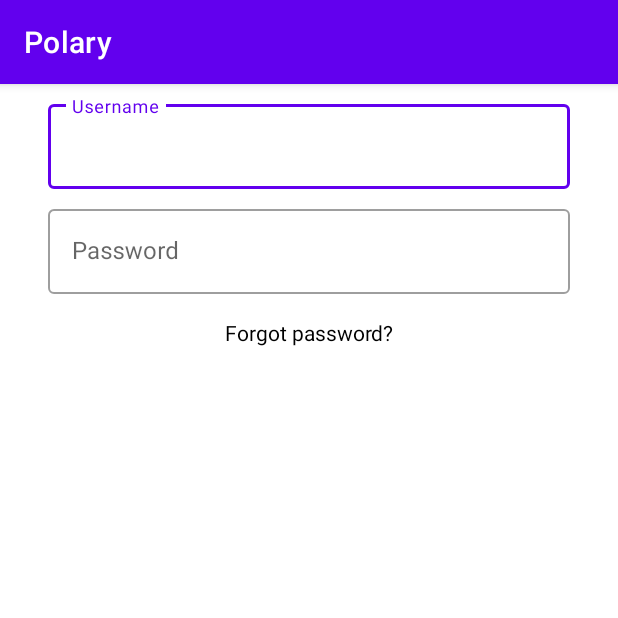
After one commit to nhatminhtrieu/Polary, an Android app built with Jetpack Compose: the LoginActivity screen opened directly, with no data from a screen before it, on a phone screen of 412 x 824 dp, the top half of it. The commit adds this screen. Run offline under Robolectric (Android 15) with nearby library versions, the phone set to English and light mode, and no system bars.

Commit message:
POL-13 initialize Material Design

```diff
--- a/app/build.gradle.kts
+++ b/app/build.gradle.kts
@@ -59,6 +59,11 @@ dependencies {
     implementation(libs.androidx.ui.graphics)
     implementation(libs.androidx.ui.tooling.preview)
     implementation(libs.androidx.material3)
+    implementation(libs.androidx.appcompat)
+    implementation(libs.material)
+    implementation(libs.androidx.activity)
+    implementation(libs.androidx.constraintlayout)
+    implementation(libs.play.services.base)
     testImplementation(libs.junit)
     androidTestImplementation(libs.androidx.junit)
     androidTestImplementation(libs.androidx.espresso.core)
@@ -66,4 +71,5 @@ dependencies {
     androidTestImplementation(libs.androidx.ui.test.junit4)
     debugImplementation(libs.androidx.ui.tooling)
     debugImplementation(libs.androidx.ui.test.manifest)
+
 }
--- /dev/null
+++ b/app/src/main/java/com/example/polary/LoginActivity.kt
@@ -0,0 +1,23 @@
+package com.example.polary
+
+import android.os.Bundle
+import androidx.appcompat.app.AppCompatActivity
+import androidx.core.widget.addTextChangedListener
+import com.google.android.material.textfield.TextInputEditText
+
+class LoginActivity : AppCompatActivity() {
+    private lateinit var usernameEditText: TextInputEditText
+
+    override fun onCreate(savedInstanceState: Bundle?) {
+        super.onCreate(savedInstanceState)
+        setContentView(R.layout.activity_login)
+
+        usernameEditText = findViewById(R.id.username)
+
+        // Set up any necessary listeners here. For example:
+        usernameEditText.addTextChangedListener { text ->
+            // This block will be called whenever the text changes.
+            // 'text' is the new text in the EditText.
+        }
+    }
+}
--- /dev/null
+++ b/app/src/main/res/layout/activity_login.xml
@@ -0,0 +1,138 @@
+<?xml version="1.0" encoding="utf-8"?>
+<androidx.constraintlayout.widget.ConstraintLayout xmlns:android="http://schemas.android.com/apk/res/android"
+    xmlns:app="http://schemas.android.com/apk/res-auto"
+    android:id="@+id/main"
+    android:layout_width="match_parent"
+    android:layout_height="match_parent">
+
+    <com.google.android.material.textfield.TextInputLayout
+        android:id="@+id/username_layout"
+        style="@style/Widget.MaterialComponents.TextInputLayout.OutlinedBox"
+        android:layout_width="match_parent"
+        android:layout_height="wrap_content"
+        android:layout_marginStart="@dimen/default_margin_start"
+        android:layout_marginTop="8dp"
+        android:layout_marginEnd="@dimen/default_margin_end"
+        app:layout_constraintEnd_toEndOf="parent"
+        app:layout_constraintStart_toStartOf="parent"
+        app:layout_constraintTop_toTopOf="parent"
+        android:hint="Username">
+
+        <com.google.android.material.textfield.TextInputEditText
+            android:id="@+id/username"
+            android:layout_width="match_parent"
+            android:layout_height="wrap_content" />
+
+    </com.google.android.material.textfield.TextInputLayout>
+
+    <com.google.android.material.textfield.TextInputLayout
+        android:id="@+id/password_layout"
+        style="@style/Widget.MaterialComponents.TextInputLayout.OutlinedBox"
+        android:layout_width="match_parent"
+        android:layout_height="wrap_content"
+        android:layout_marginStart="@dimen/default_margin_start"
+        android:layout_marginTop="8dp"
+        android:layout_marginEnd="@dimen/default_margin_end"
+        app:layout_constraintEnd_toEndOf="parent"
+        app:layout_constraintStart_toStartOf="parent"
+        app:layout_constraintTop_toBottomOf="@id/username_layout"
+        android:hint="Password">
+
+        <com.google.android.material.textfield.TextInputEditText
+            android:id="@+id/password"
+            android:layout_width="match_parent"
+            android:layout_height="wrap_content"
+            android:inputType="textPassword" />
+
+    </com.google.android.material.textfield.TextInputLayout>
+
+    <com.google.android.material.textview.MaterialTextView
+        android:id="@+id/forgot_password"
+        android:layout_width="wrap_content"
+        android:layout_height="wrap_content"
+        android:layout_marginStart="@dimen/small_margin"
+        android:layout_marginTop="@dimen/small_margin"
+        android:layout_marginEnd="@dimen/small_margin"
+        android:text="Forgot password?"
+        android:textColor="#000000"
+        app:layout_constraintEnd_toEndOf="parent"
+        app:layout_constraintHorizontal_bias="0.5"
+        app:layout_constraintStart_toStartOf="parent"
+        app:layout_constraintTop_toBottomOf="@id/password_layout" />
+
+<!--    <Button-->
+<!--        android:id="@+id/login"-->
+<!--        android:layout_width="0dp"-->
+<!--        android:layout_height="wrap_content"-->
+<!--        android:layout_marginStart="@dimen/default_margin_start"-->
+<!--        android:layout_marginEnd="@dimen/default_margin_end"-->
+<!--        android:layout_marginBottom="@dimen/default_margin_bottom"-->
+<!--        android:text="Login"-->
+<!--        app:layout_constraintBottom_toBottomOf="@id/or"-->
+<!--        app:layout_constraintEnd_toEndOf="parent"-->
+<!--        app:layout_constraintStart_toStartOf="parent" />-->
+
+<!--    <TextView-->
+<!--        android:id="@+id/or"-->
+<!--        android:layout_width="wrap_content"-->
+<!--        android:layout_height="wrap_content"-->
+<!--        android:layout_marginStart="@dimen/small_margin"-->
+<!--        android:layout_marginTop="@dimen/small_margin"-->
+<!--        android:layout_marginEnd="@dimen/small_margin"-->
+<!--        android:layout_marginBottom="@dimen/small_margin"-->
+<!--        android:text="OR"-->
+<!--        android:textColor="#000000"-->
+<!--        app:layout_constraintBottom_toTopOf="@+id/GoogleLogin"-->
+<!--        app:layout_constraintEnd_toEndOf="parent"-->
+<!--        app:layout_constraintHorizontal_bias="0.5"-->
+<!--        app:layout_constraintStart_toStartOf="parent"-->
+<!--        app:layout_constraintTop_toBottomOf="@id/login" />-->
+
+<!--    <Button-->
+<!--        android:id="@+id/GoogleLogin"-->
+<!--        android:layout_width="0dp"-->
+<!--        android:layout_height="wrap_content"-->
+<!--        android:layout_marginStart="@dimen/default_margin_start"-->
+
+<!--        android:layout_marginEnd="@dimen/default_margin_end"-->
+<!--        android:layout_marginBottom="@dimen/default_margin_bottom"-->
+<!--        android:text="Continue with Google"-->
+<!--        app:layout_constraintBottom_toBottomOf="@id/signup"-->
+<!--        app:layout_constraintEnd_toEndOf="parent"-->
+<!--        app:layout_constraintStart_toStartOf="parent"-->
+<!--        app:layout_constraintTop_toBottomOf="@id/or" />-->
+
+<!--    <androidx.constraintlayout.widget.ConstraintLayout-->
+<!--        android:id="@+id/signup"-->
+<!--        android:layout_width="wrap_content"-->
+<!--        android:layout_height="wrap_content"-->
+<!--        android:layout_marginBottom="@dimen/default_margin_bottom"-->
+<!--        app:layout_constraintBottom_toBottomOf="parent"-->
+<!--        app:layout_constraintEnd_toEndOf="parent"-->
+<!--        app:layout_constraintStart_toStartOf="parent">-->
+
+<!--    <TextView-->
+<!--        android:id="@+id/signup_text"-->
+<!--        android:layout_width="wrap_content"-->
+<!--        android:layout_height="wrap_content"-->
+<!--        android:layout_marginBottom="@dimen/default_margin_bottom"-->
+<!--        android:text="Don't have an account?"-->
+<!--        android:textColor="#000000"-->
+<!--        app:layout_constraintBottom_toBottomOf="parent"-->
+<!--        app:layout_constraintEnd_toEndOf="parent"-->
+<!--        app:layout_constraintStart_toStartOf="parent" />-->
+
+<!--    <Button-->
+<!--        android:id="@+id/signup_button"-->
+<!--        android:layout_width="wrap_content"-->
+<!--        android:layout_height="0dp"-->
+<!--        android:text="Sign Up"-->
+<!--        android:background="#00000000"-->
+<!--        android:textColor="#000000"-->
+<!--        app:layout_constraintBottom_toBottomOf="@id/signup_text"-->
+<!--        app:layout_constraintStart_toEndOf="@id/signup_text"-->
+<!--        app:layout_constraintTop_toTopOf="@id/signup_text" />-->
+
+<!--    </androidx.constraintlayout.widget.ConstraintLayout>-->
+
+</androidx.constraintlayout.widget.ConstraintLayout>
--- a/app/src/main/res/values/colors.xml
+++ b/app/src/main/res/values/colors.xml
@@ -7,4 +7,11 @@
     <color name="teal_700">#FF018786</color>
     <color name="black">#FF000000</color>
     <color name="white">#FFFFFFFF</color>
+
+    <color name="colorPrimary">#6200EE</color>
+    <color name="colorPrimaryDark">#3700B3</color>
+    <color name="colorAccent">#03DAC5</color>
+    <color name="colorBackground">#FFFFFF</color>
+    <color name="colorText">#000000</color>
+    <color name="colorButton">#6200EE</color>
 </resources>
--- /dev/null
+++ b/app/src/main/res/values/margin.xml
@@ -0,0 +1,8 @@
+<?xml version="1.0" encoding="utf-8"?>
+<resources>
+    <dimen name="default_margin_start">32dp</dimen>
+    <dimen name="default_margin_top">32dp</dimen>
+    <dimen name="default_margin_end">32dp</dimen>
+    <dimen name="default_margin_bottom">32dp</dimen>
+    <dimen name="small_margin">16dp</dimen>
+</resources>
```
Also changed, not shown: app/src/main/AndroidManifest.xml (+6 -2 lines), app/src/main/java/com/example/polary/MainActivity.kt (+12 -2 lines), app/src/main/res/values/themes.xml (+42 -0 lines), gradle/libs.versions.toml (+21 -1 lines).
